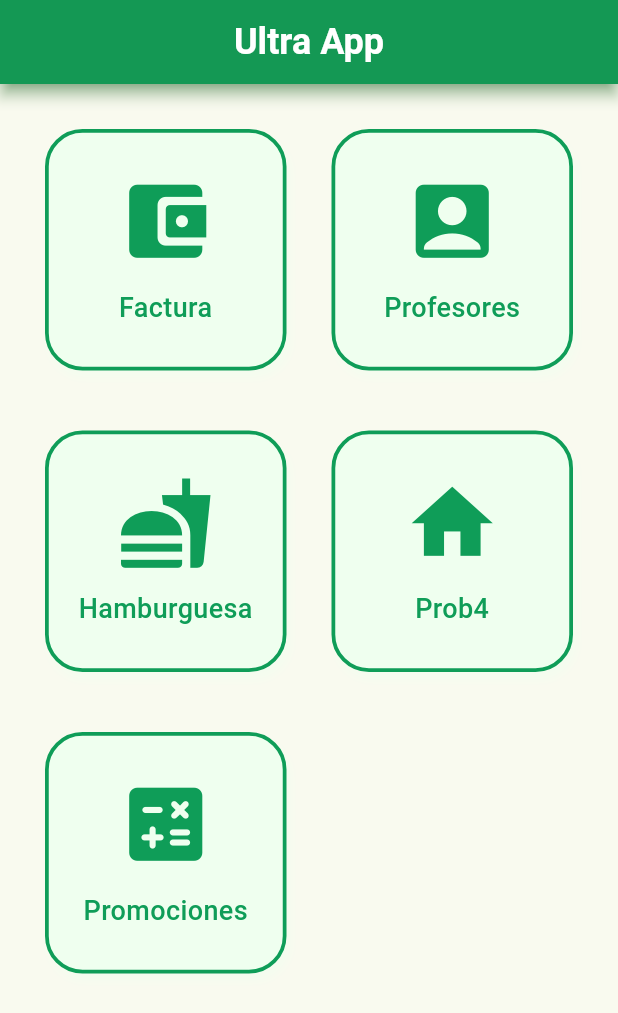
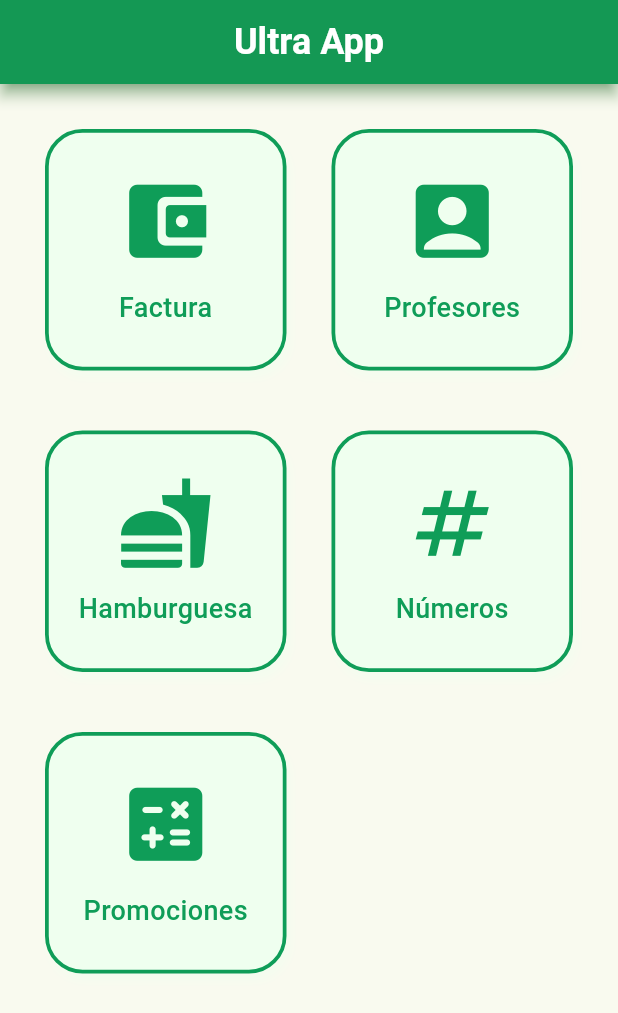
Before and after one commit to vieerr/saint-roche-atomic-design, a Flutter app: the screen it shows after launch, on a phone screen of 412 x 824 dp. Shown: the top 1013 px of the screen. Run offline on Flutter 3.47's test engine with Material 3 defaults, Android fonts, the phone set to English and light mode, and no system bars; our stand-ins replace font_awesome_flutter.

Commit message:
feat(numbers): 🎸 add numbers routing to main app

```diff
--- a/lib/home.dart
+++ b/lib/home.dart
@@ -17,14 +17,14 @@ class Home extends StatelessWidget {
         crossAxisCount: 2,
         children: <Widget>[
           HomeButton(
-              icon: Icons.account_balance_wallet_rounded,
-              title: "Factura",
-              onClick: () => Navigator.pushNamed(context, '/bill'),
+            icon: Icons.account_balance_wallet_rounded,
+            title: "Factura",
+            onClick: () => Navigator.pushNamed(context, '/bill'),
           ),
           HomeButton(
             icon: Icons.account_box_rounded,
             title: "Profesores",
-            onClick:  () => Navigator.pushNamed(context, '/teacher'),
+            onClick: () => Navigator.pushNamed(context, '/teacher'),
           ),
           HomeButton(
             icon: Icons.fastfood,
@@ -32,14 +32,14 @@ class Home extends StatelessWidget {
             onClick: () => Navigator.pushNamed(context, '/hamburger'),
           ),
           HomeButton(
-            icon: Icons.home,
-            title: "Prob4",
-            onClick:  () => Navigator.pushNamed(context, '/'),
+            icon: Icons.numbers,
+            title: "Números",
+            onClick: () => Navigator.pushNamed(context, '/numbers'),
           ),
           HomeButton(
             icon: Icons.calculate_rounded,
             title: "Promociones",
-            onClick:  () => Navigator.pushNamed(context, '/products'),
+            onClick: () => Navigator.pushNamed(context, '/products'),
           ),
         ],
       ),
--- a/lib/main.dart
+++ b/lib/main.dart
@@ -4,6 +4,8 @@ import 'package:saint_roche_atomic_design/bill/view/bill_screen.dart';
 import 'package:saint_roche_atomic_design/hamburger/view/ham_result.dart';
 import 'package:saint_roche_atomic_design/hamburger/view/ham_screen.dart';
 import 'package:saint_roche_atomic_design/home.dart';
+import 'package:saint_roche_atomic_design/numbers/view/numbers_result_screen.dart';
+import 'package:saint_roche_atomic_design/numbers/view/numbers_screen.dart';
 import 'package:saint_roche_atomic_design/products/view/articulo_view.dart';
 import 'package:saint_roche_atomic_design/teacher/view/result_view.dart';
 import 'package:saint_roche_atomic_design/teacher/view/salary_page.dart';
@@ -29,7 +31,8 @@ class MyApp extends StatelessWidget {
         '/bill/result': (context) => const BillResultScreen(),
         '/products': (context) => const ArticuloView(),
         '/teacher': (context) => const SalarioPage(),
-        '/numbers': (context) => Placeholder(),
+        '/numbers': (context) => const NumbersScreen(),
+        '/numbers/result': (context) => const NumbersResultScreen(),
         '/hamburger': (context) => HamburgerScreen(),
         '/hamburger/result': (context) => HamburgerResult(),
         'teacher/result': (context) => ResultadoScreen(),
```
